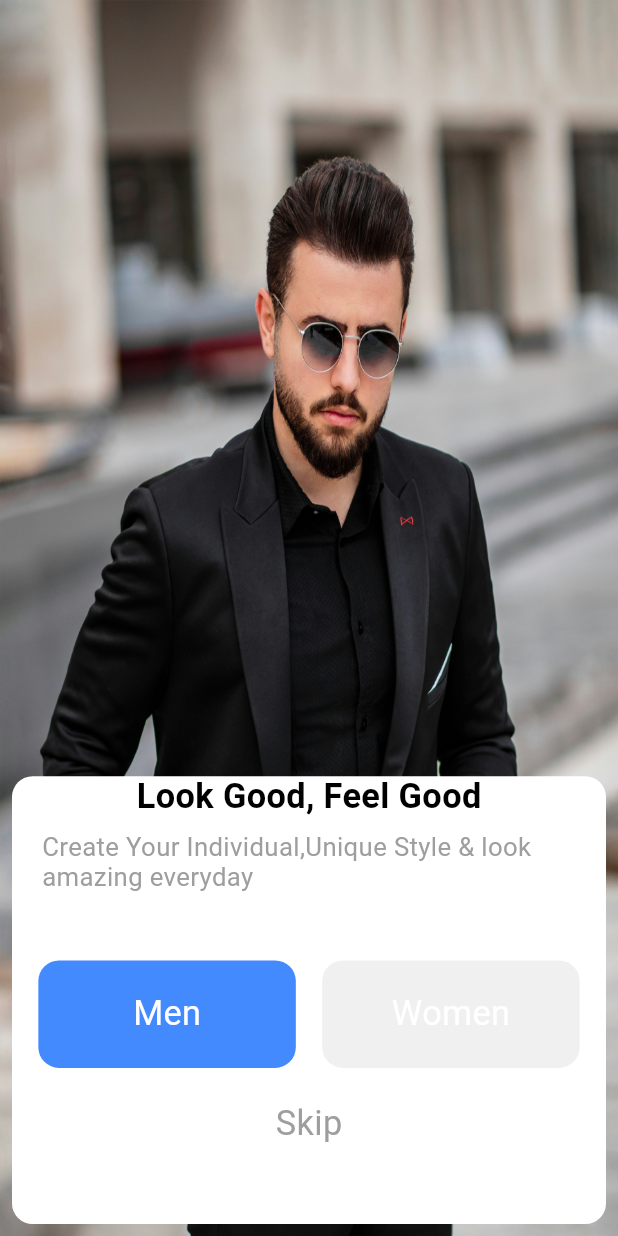
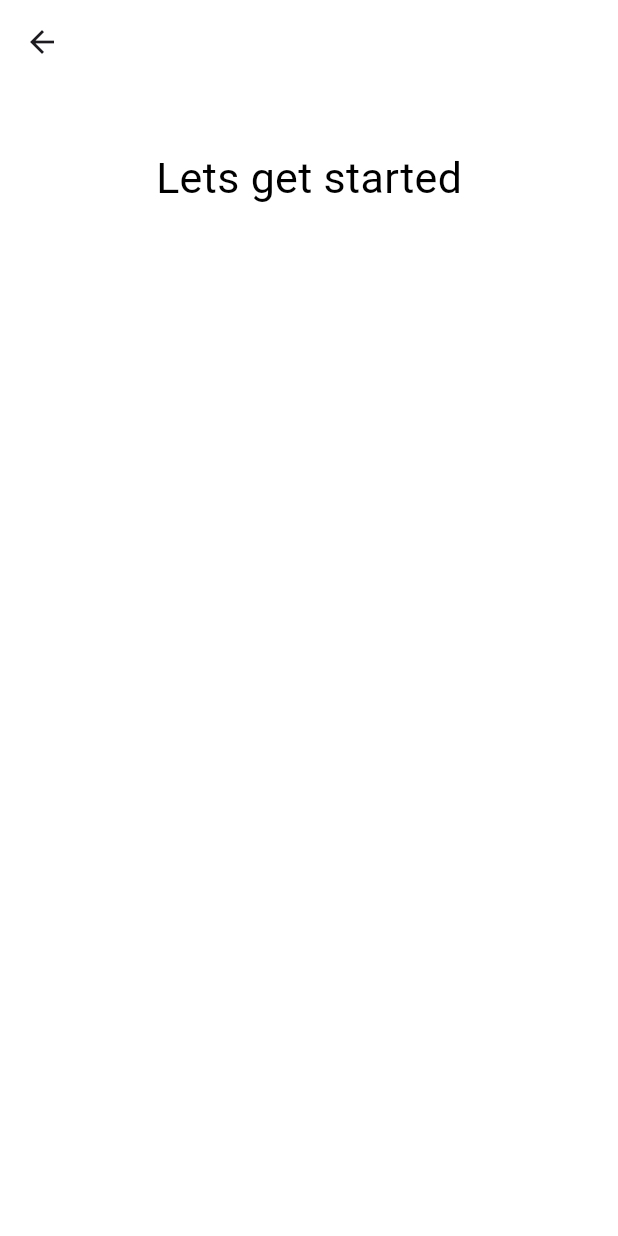
Before and after one commit to Gulshid/E_Commerce-App, a Flutter app: the Page2 screen opened by its route, after a tap on "Men", on a phone screen of 412 x 824 dp. Run offline on Flutter 3.47's test engine with Material 3 defaults, Android fonts, the phone set to English and light mode, and no system bars; our stand-ins replace flutter_screenutil, flutter_spinkit, google_fonts; Roboto replaces fonts that are missing (Agbalumo).

Commit message:
started a page3

```diff
--- a/e_commerce_app/lib/Utils_/Routes/Routes.dart
+++ b/e_commerce_app/lib/Utils_/Routes/Routes.dart
@@ -3,6 +3,7 @@ import 'package:e_commerce_app/view_/Splash_view.dart';
 import 'package:e_commerce_app/view_/home_view.dart';
 import 'package:e_commerce_app/view_/page_1.dart';
 import 'package:e_commerce_app/view_/page_2.dart';
+import 'package:e_commerce_app/view_/page_3.dart';
 import 'package:flutter/material.dart';
 
 class Routes {
@@ -32,6 +33,11 @@ class Routes {
           return MaterialPageRoute(builder: (BuildContext context) => Page2());
         }
 
+      case RoutesName.page3:
+        {
+          return MaterialPageRoute(builder: (BuildContext context) => Page3());
+        }
+
       default:
         {
           return MaterialPageRoute(
--- a/e_commerce_app/lib/Utils_/Routes/Routes_name.dart
+++ b/e_commerce_app/lib/Utils_/Routes/Routes_name.dart
@@ -3,4 +3,5 @@ class RoutesName {
   static const String home = 'Home Screen View';
   static const String page1 = 'Page1';
   static const String page2 = 'Page2';
+  static const String page3 = 'Page3';
 }
--- a/e_commerce_app/lib/main.dart
+++ b/e_commerce_app/lib/main.dart
@@ -34,13 +34,13 @@ class MyApp extends StatelessWidget {
                 theme: ThemeData(
                   applyElevationOverlayColor: true,
                   brightness: Brightness.light,
-                  appBarTheme: AppBarTheme(color: Colors.blue),
+                  appBarTheme: AppBarTheme(color: Colors.white),
                   primarySwatch: Colors.blue,
                   textTheme: Typography.englishLike2018.apply(
                     fontSizeFactor: 1.sp,
                   ),
                 ),
-                initialRoute: RoutesName.page2,
+                initialRoute: RoutesName.page3,
                 onGenerateRoute: Routes.generateRoute,
               );
             },
--- a/e_commerce_app/lib/view_/page_2.dart
+++ b/e_commerce_app/lib/view_/page_2.dart
@@ -1,5 +1,6 @@
 // ignore_for_file: deprecated_member_use
 
+import 'package:e_commerce_app/Utils_/Routes/Routes_name.dart';
 import 'package:e_commerce_app/view_Model/E_Provider.dart';
 import 'package:flutter/material.dart';
 import 'package:flutter_screenutil/flutter_screenutil.dart';
@@ -24,9 +25,8 @@ class _Page2State extends State<Page2> {
         children: [
           // SizedBox(height: 100.h, width: 50.w,),
           Positioned.fill(
-            child:
-            Image.asset('assets/man_img.jpg', fit: BoxFit.fill,),
-            ),
+            child: Image.asset('assets/man_img.jpg', fit: BoxFit.fill),
+          ),
 
           Column(
             mainAxisAlignment: MainAxisAlignment.end,
@@ -70,6 +70,10 @@ class _Page2State extends State<Page2> {
                           InkWell(
                             onTap: () {
                               Pro.change_Color(true);
+                              Navigator.pushReplacementNamed(
+                                context,
+                                RoutesName.page3,
+                              );
                             },
                             child: Container(
                               height: 60.h,
@@ -102,6 +106,10 @@ class _Page2State extends State<Page2> {
                           InkWell(
                             onTap: () {
                               Pro.change_Color(false);
+                              Navigator.popAndPushNamed(
+                                context,
+                                RoutesName.page3,
+                              );
                             },
                             child: Container(
                               height: 60.h,
@@ -132,10 +140,14 @@ class _Page2State extends State<Page2> {
                         ],
                       ),
 
+                      SizedBox(height: 20.h),
 
-                      SizedBox(height: 20.h,),
-
-                      Center(child: Text('Skip', style: TextStyle(color: Colors.grey, fontSize: 20.sp),),)
+                      Center(
+                        child: Text(
+                          'Skip',
+                          style: TextStyle(color: Colors.grey, fontSize: 20.sp),
+                        ),
+                      ),
                     ],
                   ),
                 ),
--- /dev/null
+++ b/e_commerce_app/lib/view_/page_3.dart
@@ -0,0 +1,38 @@
+import 'package:e_commerce_app/Utils_/Routes/Routes_name.dart';
+import 'package:flutter/material.dart';
+import 'package:flutter_screenutil/flutter_screenutil.dart';
+import 'package:google_fonts/google_fonts.dart';
+
+class Page3 extends StatefulWidget {
+  const Page3({super.key});
+
+  @override
+  State<Page3> createState() => _Page3State();
+}
+
+class _Page3State extends State<Page3> {
+  @override
+  Widget build(BuildContext context) {
+    return Scaffold(
+      backgroundColor: Colors.white,
+      appBar: AppBar(
+        leading: IconButton(
+          onPressed: ()=>Navigator.popAndPushNamed(context, RoutesName.page2),
+          icon: Icon(Icons.arrow_back))
+      ),
+
+      body: Column(
+        crossAxisAlignment: CrossAxisAlignment.center,
+        mainAxisAlignment: MainAxisAlignment.start,
+        children: [
+          SizedBox(height: 40.sp,),
+          Center(child: Text('Lets get started', style: GoogleFonts.agbalumo(color: Colors.black, fontSize: 25.sp,),)),
+
+          SizedBox(height: 80.h,),
+
+
+        ],
+      ),
+    );
+  }
+}
```
